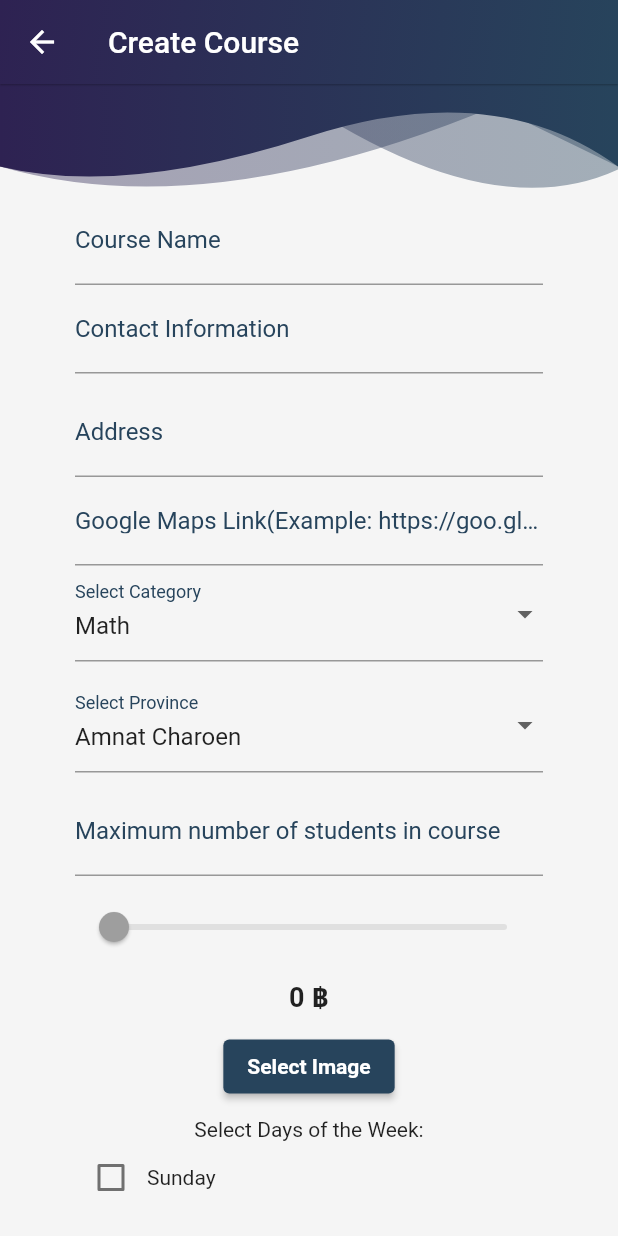
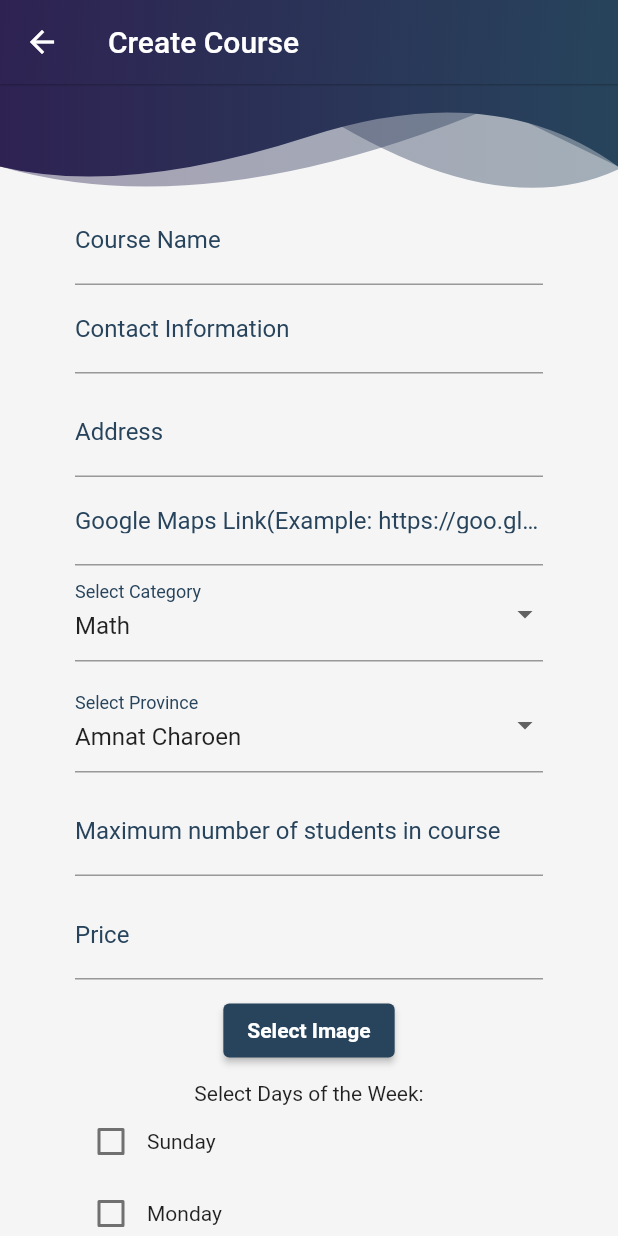
Before and after one commit to yasinthon04/TutorGo-Project, a Flutter app: the CreateCourse screen opened directly, on a phone screen of 412 x 824 dp. Run offline on Flutter 3.47's test engine with Material 2 defaults, Android fonts, the light colour scheme and no system bars; our stand-ins replace carousel_slider, cloud_firestore, firebase_auth, firebase_core, firebase_storage, flutter_cache_manager and 3 more; missing offline and left inert: maps_launcher; accounts and stored records are empty.

Commit message:
fix type of price and fetch mapUrl to can edit

```diff
--- a/lib/pages/navpage/search.dart
+++ b/lib/pages/navpage/search.dart
@@ -244,7 +244,8 @@ class _SearchPageState extends State<SearchPage> {
       appBar: AppBar(
         title: Text(
           'Course Search',
-          style: TextStyle(color: Colors.white),
+          style: TextStyle(color: Colors.white, fontWeight: FontWeight.bold,),
+
         ),
         elevation: 0.5,
         iconTheme: IconThemeData(color: Colors.white),
--- a/lib/pages/widget/createCourse.dart
+++ b/lib/pages/widget/createCourse.dart
@@ -19,9 +19,10 @@ class _CreateCourseState extends State<CreateCourse> {
   final TextEditingController _courseNameController = TextEditingController();
   final TextEditingController _contactInfoController = TextEditingController();
   final TextEditingController addressController = TextEditingController();
-  final TextEditingController _googleMapsLinkController = TextEditingController();
+  final TextEditingController _googleMapsLinkController =
+      TextEditingController();
   final TextEditingController _maxStudentsController = TextEditingController();
-
+  final TextEditingController _priceController = TextEditingController();
   String _selectedCategory = 'Math'; // Default category
   List<String> _selectedDays = []; // Store selected days of the week
   List<TimeOfDay> _selectedTimes = []; // Store selected time slots
@@ -29,11 +30,11 @@ class _CreateCourseState extends State<CreateCourse> {
   String? _selectedProvince = ''; // Selected province
   File? _imageFile;
   File? _selectedImage;
-  double _selectedPrice = 0;
-  String _formatPrice(double price) {
-    final formatter = NumberFormat('#,##0');
-    return formatter.format(price);
-  }
+  // double _selectedPrice = 0;
+  // String _formatPrice(double price) {
+  //   final formatter = NumberFormat('#,##0');
+  //   return formatter.format(price);
+  // }
 
   @override
   void initState() {
@@ -58,16 +59,12 @@ class _CreateCourseState extends State<CreateCourse> {
       String contactInfo = _contactInfoController.text;
       String address = addressController.text;
       String googleMapsLink = _googleMapsLinkController.text;
-
+      int price = int.tryParse(_priceController.text ?? '0') ?? 0;
       List<Map<String, dynamic>> timeData =
           _convertTimeOfDayList(_selectedTimes);
       List<String> enrolledStudents = [];
       List<String> requestedStudents = [];
       int maxStudents = int.tryParse(_maxStudentsController.text ?? '0') ?? 0;
-      String selectedPriceText = NumberFormat.currency(
-        locale: 'en_US', // Change locale as needed
-        symbol: '฿',
-      ).format(_selectedPrice);
 
       // Upload image to Firebase Storage
       if (_imageFile != null) {
@@ -87,7 +84,7 @@ class _CreateCourseState extends State<CreateCourse> {
           'address': address,
           'category': _selectedCategory,
           'province': _selectedProvince,
-          'price': selectedPriceText,
+          'price': price,
           'date': _selectedDays,
           'time': timeData,
           'imageName': imageUrl,
@@ -266,6 +263,7 @@ class _CreateCourseState extends State<CreateCourse> {
                     ),
                     TextFormField(
                       controller: _contactInfoController,
+                      keyboardType: TextInputType.number,
                       decoration:
                           InputDecoration(labelText: 'Contact Information'),
                       validator: (value) {
@@ -281,6 +279,7 @@ class _CreateCourseState extends State<CreateCourse> {
                     SizedBox(height: 10),
                     TextFormField(
                       controller: addressController,
+
                       decoration: InputDecoration(labelText: 'Address'),
                       validator: (value) {
                         if (value!.trim().isEmpty) {
@@ -362,28 +361,19 @@ class _CreateCourseState extends State<CreateCourse> {
                       },
                     ),
                     SizedBox(height: 10),
-                    Slider(
-                      value: _selectedPrice,
-                      onChanged: (newValue) {
-                        setState(() {
-                          _selectedPrice = newValue;
-                        });
+                    TextFormField(
+                      controller: _priceController,
+                      keyboardType: TextInputType.number,
+                      decoration: InputDecoration(
+                        labelText: 'Price',
+                      ),
+                      validator: (value) {
+                        if (value!.trim().isEmpty) {
+                          return "Price cannot be empty";
+                        }
+
+                        return null;
                       },
-                      min: 0,
-                      max: 9999,
-                      divisions: 9999,
-                      label: NumberFormat.currency(
-                        locale: 'en_US', // Change locale as needed
-                        symbol: '฿',
-                      ).format(_selectedPrice),
-                    ),
-                    SizedBox(height: 10),
-                    Text(
-                      _selectedPrice != null
-                          ? '${_formatPrice(_selectedPrice)} ฿'
-                          : '0 ฿',
-                      style:
-                          TextStyle(fontSize: 18, fontWeight: FontWeight.bold),
                     ),
                     SizedBox(height: 10),
                     if (_selectedImage != null)
```
Also changed, not shown: lib/pages/navpage/courseInfoPage.dart (+15 -7 lines), lib/pages/widget/editCourse.dart (+43 -43 lines).
